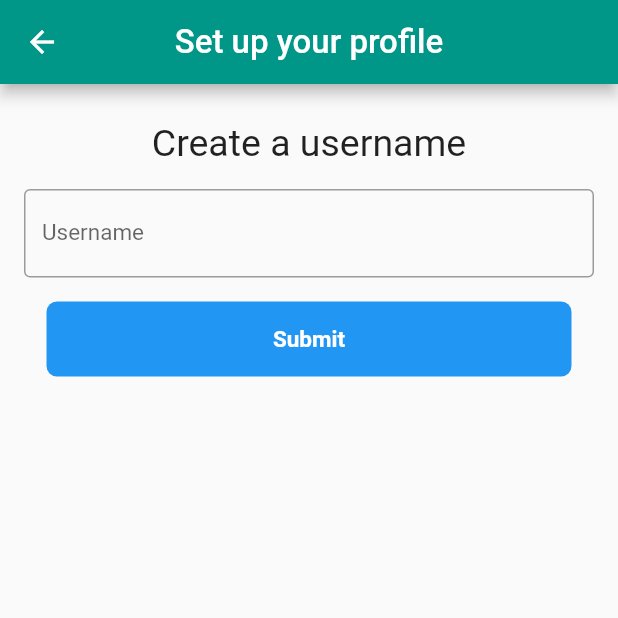
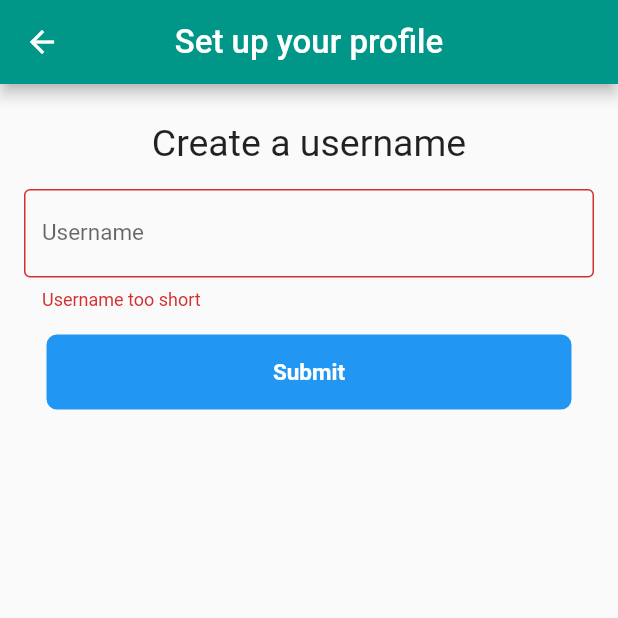
Before and after one commit to OdongoWaga/Share, a Flutter app: the CreateAccount screen opened directly, on a phone screen of 412 x 824 dp, the top half of it. Run offline on Flutter 3.47's test engine with Material 2 defaults, Android fonts, the phone set to English and light mode, and no system bars; our stand-ins replace cloud_firestore, google_sign_in; accounts and stored records are empty.

```diff
--- a/lib/pages/create_account.dart
+++ b/lib/pages/create_account.dart
@@ -1,3 +1,5 @@
+import 'dart:async';
+
 import 'package:flutter/material.dart';
 import 'package:shared/widgets/header.dart';
 
@@ -7,6 +9,7 @@ class CreateAccount extends StatefulWidget {
 }
 
 class _CreateAccountState extends State<CreateAccount> {
+  final _scaffoldKey = GlobalKey<ScaffoldState>();
   final _formKey = GlobalKey<FormState>();
   String username;
 
@@ -14,14 +17,22 @@ class _CreateAccountState extends State<CreateAccount> {
     final form = _formKey.currentState;
 
     form.save();
-
-    _formKey.currentState.save();
-    Navigator.pop(context, username);
+    if (form.validate()) {
+      _formKey.currentState.save();
+      SnackBar snackBar = SnackBar(
+        content: Text("Welcome $username!"),
+      );
+      _scaffoldKey.currentState.showSnackBar(snackBar);
+      Timer(Duration(seconds: 2), () {
+        Navigator.pop(context, username);
+      });
+    }
   }
 
   @override
   Widget build(BuildContext parentContext) {
     return Scaffold(
+      key: _scaffoldKey,
       appBar: header(context, titleText: "Set up your profile"),
       body: ListView(
         children: <Widget>[
@@ -42,12 +53,15 @@ class _CreateAccountState extends State<CreateAccount> {
                   child: Container(
                     child: Form(
                       key: _formKey,
+                      autovalidate: true,
                       child: TextFormField(
                         validator: (val) {
                           if (val.trim().length < 3 || val.isEmpty) {
                             return 'Username too short';
                           } else if (val.trim().length > 12) {
                             return "Username is too long";
+                          } else {
+                            return null;
                           }
                         },
                         onSaved: (val) => username = val,
```
